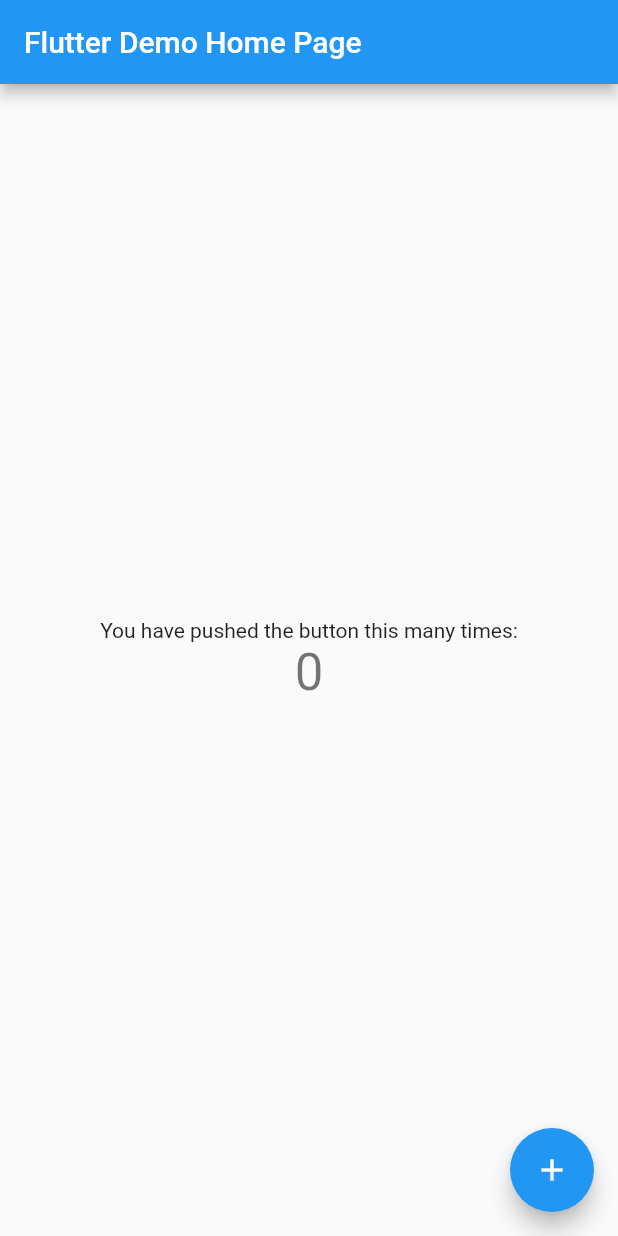
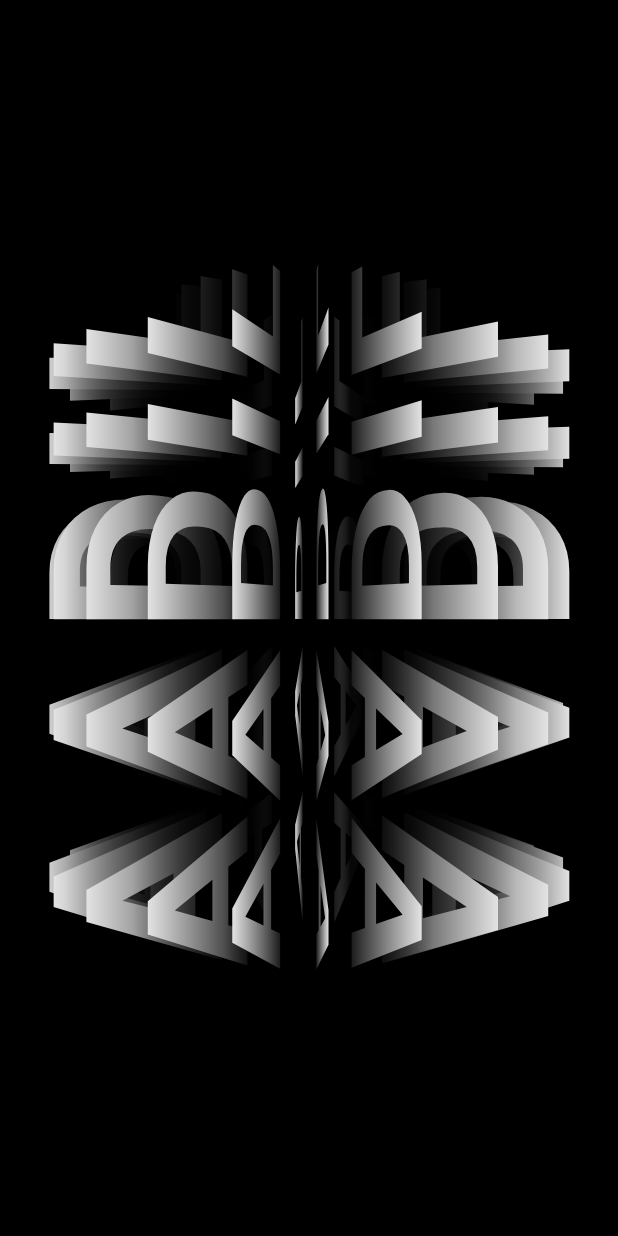
Before and after one commit to aman1210/FlutterUIChallenge, a Flutter app: the screen it shows after launch, on a phone screen of 412 x 824 dp. Run offline on Flutter 3.47's test engine with Material 2 defaults, Android fonts, the phone set to English and light mode, and no system bars; our stand-ins replace carousel_slider, line_awesome_icons, simple_animations.

Commit message:
adding all files

```diff
--- /dev/null
+++ b/RotatingPoster/lib/home.dart
@@ -0,0 +1,71 @@
+import 'package:flutter/material.dart';
+import 'dart:math' as math;
+import 'package:rotatingPoster/text.dart';
+
+class Home extends StatefulWidget {
+  @override
+  _HomeState createState() => _HomeState();
+}
+
+class _HomeState extends State<Home> with SingleTickerProviderStateMixin {
+  AnimationController controller;
+
+  bool isOnRight(double rotation) {
+    return math.cos(rotation) < 0;
+  }
+
+  @override
+  void initState() {
+    super.initState();
+    controller =
+        AnimationController(vsync: this, duration: Duration(seconds: 1))
+          ..repeat();
+  }
+
+  @override
+  void dispose() {
+    super.dispose();
+    controller.dispose();
+  }
+
+  final numberOfText = 20;
+  @override
+  Widget build(BuildContext context) {
+    return Scaffold(
+      backgroundColor: Colors.black,
+      body: SizedBox.expand(
+        child: Stack(
+          alignment: Alignment.center,
+          children: List.generate(
+            numberOfText,
+            (index) {
+              return AnimatedBuilder(
+                  animation: controller,
+                  builder: (context, child) {
+                    final animationRotationValue =
+                        controller.value * 2 * math.pi / numberOfText;
+                    double rotation = 2 * math.pi * index / numberOfText +
+                        math.pi / 2 +
+                        animationRotationValue;
+                    if (!isOnRight(rotation)) {
+                      rotation = -rotation +
+                          2 * animationRotationValue -
+                          math.pi * 2 / numberOfText;
+                    }
+                    return Transform(
+                      alignment: Alignment.center,
+                      child: child,
+                      transform: Matrix4.identity()
+                        ..setEntry(3, 2, 0.001)
+                        ..rotateY(rotation)
+                        ..translate(-120.0),
+                    );
+                  },
+                  child: MainText());
+            },
+          ),
+        ),
+      ),
+    );
+  }
+}
--- a/RotatingPoster/lib/main.dart
+++ b/RotatingPoster/lib/main.dart
@@ -1,117 +1,23 @@
 import 'package:flutter/material.dart';
+import 'package:flutter/services.dart';
+import 'package:rotatingPoster/home.dart';
 
 void main() {
+  WidgetsFlutterBinding.ensureInitialized();
+  SystemChrome.setEnabledSystemUIOverlays([SystemUiOverlay.bottom]);
   runApp(MyApp());
 }
 
 class MyApp extends StatelessWidget {
-  // This widget is the root of your application.
   @override
   Widget build(BuildContext context) {
     return MaterialApp(
-      title: 'Flutter Demo',
-      theme: ThemeData(
-        // This is the theme of your application.
-        //
-        // Try running your application with "flutter run". You'll see the
-        // application has a blue toolbar. Then, without quitting the app, try
-        // changing the primarySwatch below to Colors.green and then invoke
-        // "hot reload" (press "r" in the console where you ran "flutter run",
-        // or simply save your changes to "hot reload" in a Flutter IDE).
-        // Notice that the counter didn't reset back to zero; the application
-        // is not restarted.
-        primarySwatch: Colors.blue,
-        // This makes the visual density adapt to the platform that you run
-        // the app on. For desktop platforms, the controls will be smaller and
-        // closer together (more dense) than on mobile platforms.
-        visualDensity: VisualDensity.adaptivePlatformDensity,
-      ),
-      home: MyHomePage(title: 'Flutter Demo Home Page'),
-    );
+        title: 'Flutter 3d rotating poster',
+        debugShowCheckedModeBanner: false,
+        theme: ThemeData(
+          primarySwatch: Colors.blue,
+          visualDensity: VisualDensity.adaptivePlatformDensity,
+        ),
+        home: Home());
   }
 }
-
-class MyHomePage extends StatefulWidget {
-  MyHomePage({Key key, this.title}) : super(key: key);
-
-  // This widget is the home page of your application. It is stateful, meaning
-  // that it has a State object (defined below) that contains fields that affect
-  // how it looks.
-
-  // This class is the configuration for the state. It holds the values (in this
-  // case the title) provided by the parent (in this case the App widget) and
-  // used by the build method of the State. Fields in a Widget subclass are
-  // always marked "final".
-
-  final String title;
-
-  @override
-  _MyHomePageState createState() => _MyHomePageState();
-}
-
-class _MyHomePageState extends State<MyHomePage> {
-  int _counter = 0;
-
-  void _incrementCounter() {
-    setState(() {
-      // This call to setState tells the Flutter framework that something has
-      // changed in this State, which causes it to rerun the build method below
-      // so that the display can reflect the updated values. If we changed
-      // _counter without calling setState(), then the build method would not be
-      // called again, and so nothing would appear to happen.
-      _counter++;
-    });
-  }
-
-  @override
-  Widget build(BuildContext context) {
-    // This method is rerun every time setState is called, for instance as done
-    // by the _incrementCounter method above.
-    //
-    // The Flutter framework has been optimized to make rerunning build methods
-    // fast, so that you can just rebuild anything that needs updating rather
-    // than having to individually change instances of widgets.
-    return Scaffold(
-      appBar: AppBar(
-        // Here we take the value from the MyHomePage object that was created by
-        // the App.build method, and use it to set our appbar title.
-        title: Text(widget.title),
-      ),
-      body: Center(
-        // Center is a layout widget. It takes a single child and positions it
-        // in the middle of the parent.
-        child: Column(
-          // Column is also a layout widget. It takes a list of children and
-          // arranges them vertically. By default, it sizes itself to fit its
-          // children horizontally, and tries to be as tall as its parent.
-          //
-          // Invoke "debug painting" (press "p" in the console, choose the
-          // "Toggle Debug Paint" action from the Flutter Inspector in Android
-          // Studio, or the "Toggle Debug Paint" command in Visual Studio Code)
-          // to see the wireframe for each widget.
-          //
-          // Column has various properties to control how it sizes itself and
-          // how it positions its children. Here we use mainAxisAlignment to
-          // center the children vertically; the main axis here is the vertical
-          // axis because Columns are vertical (the cross axis would be
-          // horizontal).
-          mainAxisAlignment: MainAxisAlignment.center,
-          children: <Widget>[
-            Text(
-              'You have pushed the button this many times:',
-            ),
-            Text(
-              '$_counter',
-              style: Theme.of(context).textTheme.headline4,
-            ),
-          ],
-        ),
-      ),
-      floatingActionButton: FloatingActionButton(
-        onPressed: _incrementCounter,
-        tooltip: 'Increment',
-        child: Icon(Icons.add),
-      ), // This trailing comma makes auto-formatting nicer for build methods.
-    );
-  }
-}
--- /dev/null
+++ b/RotatingPoster/lib/text.dart
@@ -0,0 +1,33 @@
+import 'package:flutter/material.dart';
+
+class MainText extends StatelessWidget {
+  @override
+  Widget build(BuildContext context) {
+    return RotatedBox(
+      quarterTurns: 3,
+      child: Container(
+        child: Text(
+          'AADIL',
+          style: TextStyle(
+            color: Colors.white,
+            fontSize: 140,
+            letterSpacing: 10,
+            fontWeight: FontWeight.bold,
+          ),
+        ),
+        foregroundDecoration: BoxDecoration(
+          gradient: LinearGradient(
+            colors: [
+              Colors.transparent,
+              Colors.black.withOpacity(0.9),
+              Colors.transparent
+            ],
+            begin: Alignment.bottomCenter,
+            end: Alignment.topCenter,
+            stops: [0.0, 0.2, 0.9],
+          ),
+        ),
+      ),
+    );
+  }
+}
```
